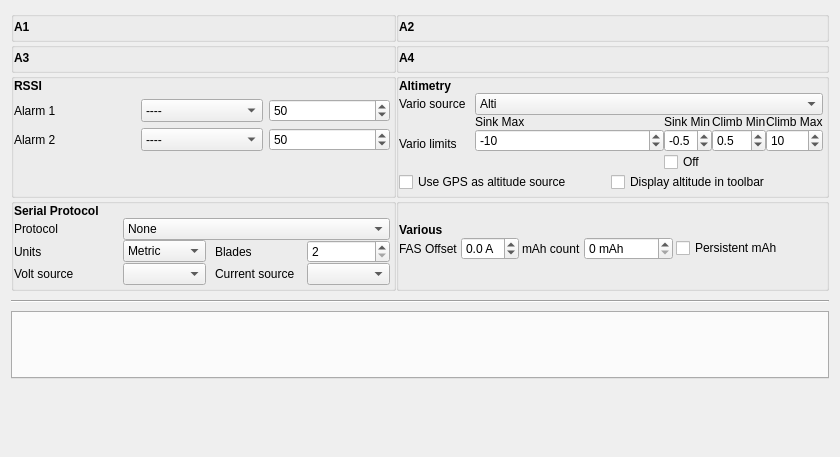
The window that companion/src/modeledit/telemetry.ui (opentx/opentx) describes before a commit, drawn with Qt 5.
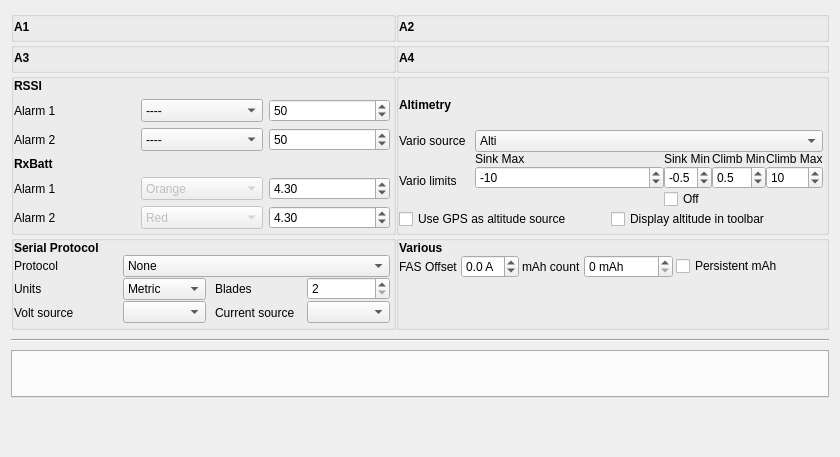
The same window after the commit. Custom widgets are drawn as their Qt base class.

Commit message: RxBatt now configurable in Companion

The edit to the form file:
```diff
--- a/companion/src/modeledit/telemetry.ui
+++ b/companion/src/modeledit/telemetry.ui
@@ -418,18 +418,77 @@
         <property name="bottomMargin">
          <number>3</number>
         </property>
-        <item row="3" column="1">
-         <spacer name="verticalSpacer_16">
-          <property name="orientation">
-           <enum>Qt::Vertical</enum>
+        <item row="5" column="0">
+         <widget class="QLabel" name="rxbattAlarm2Label">
+          <property name="sizePolicy">
+           <sizepolicy hsizetype="MinimumExpanding" vsizetype="Minimum">
+            <horstretch>0</horstretch>
+            <verstretch>0</verstretch>
+           </sizepolicy>
           </property>
-          <property name="sizeHint" stdset="0">
+          <property name="minimumSize">
            <size>
-            <width>20</width>
+            <width>0</width>
             <height>0</height>
            </size>
           </property>
-         </spacer>
+          <property name="text">
+           <string>Alarm 2</string>
+          </property>
+         </widget>
+        </item>
+        <item row="4" column="0">
+         <widget class="QLabel" name="rxbattAlarm1Label">
+          <property name="sizePolicy">
+           <sizepolicy hsizetype="MinimumExpanding" vsizetype="Minimum">
+            <horstretch>0</horstretch>
+            <verstretch>0</verstretch>
+           </sizepolicy>
+          </property>
+          <property name="minimumSize">
+           <size>
+            <width>0</width>
+            <height>0</height>
+           </size>
+          </property>
+          <property name="styleSheet">
+           <string notr="true"/>
+          </property>
+          <property name="text">
+           <string>Alarm 1</string>
+          </property>
+         </widget>
+        </item>
+        <item row="3" column="0">
+         <widget class="QLabel" name="rxbattLabel">
+          <property name="font">
+           <font>
+            <weight>75</weight>
+            <bold>true</bold>
+           </font>
+          </property>
+          <property name="text">
+           <string>RxBatt</string>
+          </property>
+         </widget>
+        </item>
+        <item row="5" column="1">
+         <widget class="QComboBox" name="rxbattAlarm2CB">
+          <property name="enabled">
+           <bool>false</bool>
+          </property>
+          <property name="sizePolicy">
+           <sizepolicy hsizetype="MinimumExpanding" vsizetype="Preferred">
+            <horstretch>0</horstretch>
+            <verstretch>0</verstretch>
+           </sizepolicy>
+          </property>
+          <item>
+           <property name="text">
+            <string>Red</string>
+           </property>
+          </item>
+         </widget>
         </item>
         <item row="1" column="0">
          <widget class="QLabel" name="rssiAlarm1Label">
@@ -601,6 +660,87 @@
           </property>
          </widget>
         </item>
+        <item row="4" column="1">
+         <widget class="QComboBox" name="rxbattAlarm1CB">
+          <property name="enabled">
+           <bool>false</bool>
+          </property>
+          <property name="sizePolicy">
+           <sizepolicy hsizetype="MinimumExpanding" vsizetype="Preferred">
+            <horstretch>0</horstretch>
+            <verstretch>0</verstretch>
+           </sizepolicy>
+          </property>
+          <item>
+           <property name="text">
+            <string>Orange</string>
+           </property>
+          </item>
+         </widget>
+        </item>
+        <item row="6" column="0">
+         <spacer name="verticalSpacer_2">
+          <property name="orientation">
+           <enum>Qt::Vertical</enum>
+          </property>
+          <property name="sizeHint" stdset="0">
+           <size>
+            <width>20</width>
+            <height>0</height>
+           </size>
+          </property>
+         </spacer>
+        </item>
+        <item row="5" column="2">
+         <widget class="QDoubleSpinBox" name="rxbattAlarm2DSB">
+          <property name="sizePolicy">
+           <sizepolicy hsizetype="MinimumExpanding" vsizetype="Fixed">
+            <horstretch>0</horstretch>
+            <verstretch>0</verstretch>
+           </sizepolicy>
+          </property>
+          <property name="decimals">
+           <number>2</number>
+          </property>
+          <property name="minimum">
+           <double>0.000000000000000</double>
+          </property>
+          <property name="maximum">
+           <double>13.199999999999999</double>
+          </property>
+          <property name="singleStep">
+           <double>0.050000000000000</double>
+          </property>
+          <property name="value">
+           <double>4.300000000000000</double>
+          </property>
+         </widget>
+        </item>
+        <item row="4" column="2">
+         <widget class="QDoubleSpinBox" name="rxbattAlarm1DSB">
+          <property name="sizePolicy">
+           <sizepolicy hsizetype="MinimumExpanding" vsizetype="Fixed">
+            <horstretch>0</horstretch>
+            <verstretch>0</verstretch>
+           </sizepolicy>
+          </property>
+          <property name="decimals">
+           <number>2</number>
+          </property>
+          <property name="minimum">
+           <double>0.000000000000000</double>
+          </property>
+          <property name="maximum">
+           <double>13.199999999999999</double>
+          </property>
+          <property name="singleStep">
+           <double>0.050000000000000</double>
+          </property>
+          <property name="value">
+           <double>4.300000000000000</double>
+          </property>
+         </widget>
+        </item>
        </layout>
       </widget>
      </item>
@@ -930,7 +1070,7 @@
          <number>0</number>
         </property>
         <item row="0" column="0">
-         <layout class="QGridLayout" name="gridLayout" rowstretch="0,0">
+         <layout class="QGridLayout" name="gridLayout" rowstretch="0,1">
           <property name="horizontalSpacing">
            <number>3</number>
           </property>
@@ -1039,6 +1179,19 @@
           </item>
          </layout>
         </item>
+        <item row="1" column="0">
+         <spacer name="verticalSpacer_3">
+          <property name="orientation">
+           <enum>Qt::Vertical</enum>
+          </property>
+          <property name="sizeHint" stdset="0">
+           <size>
+            <width>20</width>
+            <height>40</height>
+           </size>
+          </property>
+         </spacer>
+        </item>
        </layout>
       </widget>
      </item>
```
Left out of the diff: 2 changed lines with no effect on the pictures. The commit also changes 5 other files.
